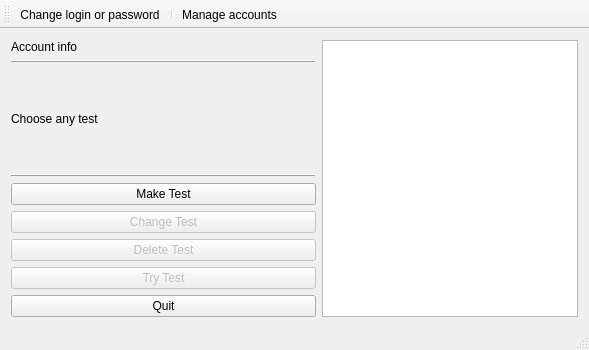
Old version of the form createwindow.ui in the repository Wooderan/TestiMy.
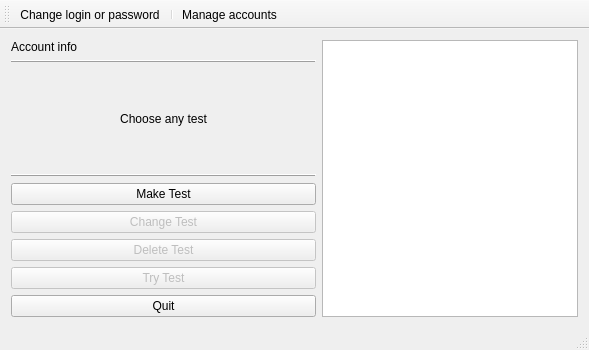
New version of the form.

```diff
--- a/createwindow.ui
+++ b/createwindow.ui
@@ -39,6 +39,9 @@
         <property name="text">
          <string>Choose any test</string>
         </property>
+        <property name="alignment">
+         <set>Qt::AlignCenter</set>
+        </property>
        </widget>
       </item>
       <item>
```
